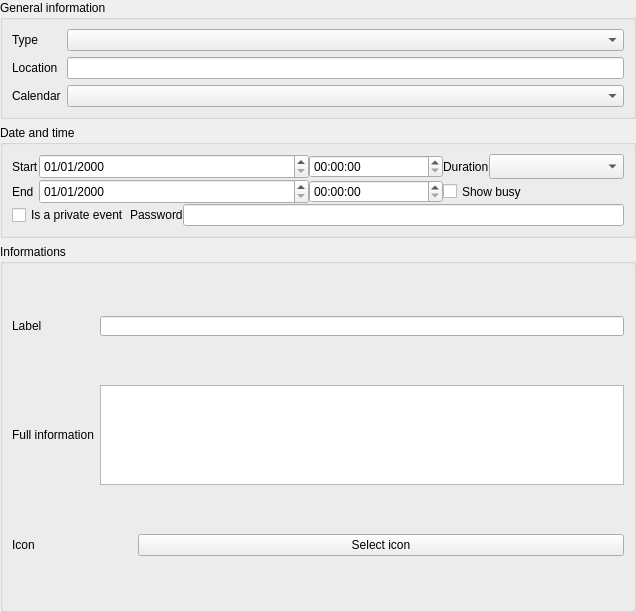
This is libs/calendar/item_editor_widget.ui in FreeHealth/freehealth as Qt 5 draws it before an edit. The edited form follows.
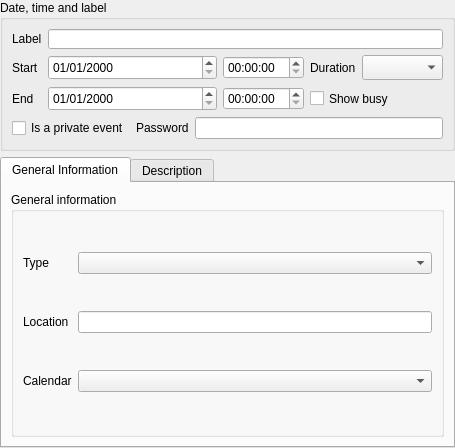
This is the edited form.

Commit message: Calendar: - limiting size of item editor dialog and viewer

What changed in the file:
```diff
--- a/libs/calendar/item_editor_widget.ui
+++ b/libs/calendar/item_editor_widget.ui
@@ -6,10 +6,16 @@
    <rect>
     <x>0</x>
     <y>0</y>
-    <width>636</width>
-    <height>612</height>
+    <width>455</width>
+    <height>448</height>
    </rect>
   </property>
+  <property name="sizePolicy">
+   <sizepolicy hsizetype="Preferred" vsizetype="Preferred">
+    <horstretch>0</horstretch>
+    <verstretch>0</verstretch>
+   </sizepolicy>
+  </property>
   <property name="windowTitle">
    <string>Form</string>
   </property>
@@ -17,55 +23,33 @@
    <property name="margin">
     <number>0</number>
    </property>
-   <item row="1" column="0">
-    <widget class="QGroupBox" name="groupBox">
-     <property name="title">
-      <string>General information</string>
-     </property>
-     <layout class="QGridLayout" name="gridLayout">
-      <item row="0" column="0">
-       <widget class="QLabel" name="label_8">
-        <property name="text">
-         <string>Type</string>
-        </property>
-       </widget>
-      </item>
-      <item row="0" column="2">
-       <widget class="QComboBox" name="typeCombo"/>
-      </item>
-      <item row="1" column="0">
-       <widget class="QLabel" name="label_9">
-        <property name="text">
-         <string>Location</string>
-        </property>
-       </widget>
-      </item>
-      <item row="1" column="2">
-       <widget class="QLineEdit" name="location"/>
-      </item>
-      <item row="2" column="0">
-       <widget class="QLabel" name="label_12">
-        <property name="text">
-         <string>Calendar</string>
-        </property>
-       </widget>
-      </item>
-      <item row="2" column="2">
-       <widget class="QComboBox" name="calendarCombo"/>
-      </item>
-     </layout>
-    </widget>
+   <item row="11" column="0">
+    <layout class="QVBoxLayout" name="endingLayout"/>
+   </item>
+   <item row="5" column="0">
+    <layout class="QVBoxLayout" name="afterDateTimeLayout">
+     <property name="spacing">
+      <number>0</number>
+     </property>
+    </layout>
+   </item>
+   <item row="3" column="0">
+    <layout class="QVBoxLayout" name="beforeDateTimeLayout">
+     <property name="spacing">
+      <number>0</number>
+     </property>
+    </layout>
    </item>
    <item row="4" column="0">
     <widget class="QGroupBox" name="groupBox_2">
      <property name="title">
-      <string>Date and time</string>
+      <string>Date, time and label</string>
      </property>
      <layout class="QGridLayout" name="gridLayout_2">
       <property name="spacing">
-       <number>0</number>
+       <number>-1</number>
       </property>
-      <item row="0" column="0">
+      <item row="2" column="0">
        <widget class="QLabel" name="label">
         <property name="sizePolicy">
          <sizepolicy hsizetype="Fixed" vsizetype="Preferred">
@@ -90,7 +74,7 @@
         </property>
        </widget>
       </item>
-      <item row="0" column="4">
+      <item row="2" column="4">
        <widget class="QLabel" name="label_3">
         <property name="sizePolicy">
          <sizepolicy hsizetype="Fixed" vsizetype="Preferred">
@@ -115,7 +99,7 @@
         </property>
        </widget>
       </item>
-      <item row="0" column="5">
+      <item row="2" column="5">
        <widget class="QComboBox" name="durationCombo">
         <property name="minimumSize">
          <size>
@@ -131,7 +115,7 @@
         </property>
        </widget>
       </item>
-      <item row="1" column="0">
+      <item row="3" column="0">
        <widget class="QLabel" name="label_2">
         <property name="sizePolicy">
          <sizepolicy hsizetype="Fixed" vsizetype="Preferred">
@@ -156,7 +140,7 @@
         </property>
        </widget>
       </item>
-      <item row="1" column="4" colspan="2">
+      <item row="3" column="4" colspan="2">
        <widget class="QCheckBox" name="busyCheck">
         <property name="minimumSize">
          <size>
@@ -175,7 +159,7 @@
         </property>
        </widget>
       </item>
-      <item row="0" column="1" colspan="2">
+      <item row="2" column="1" colspan="2">
        <widget class="QDateEdit" name="startDate">
         <property name="minimumSize">
          <size>
@@ -194,7 +178,7 @@
         </property>
        </widget>
       </item>
-      <item row="1" column="1" colspan="2">
+      <item row="3" column="1" colspan="2">
        <widget class="QDateEdit" name="endDate">
         <property name="minimumSize">
          <size>
@@ -213,13 +197,13 @@
         </property>
        </widget>
       </item>
-      <item row="0" column="3">
+      <item row="2" column="3">
        <widget class="QTimeEdit" name="startTime"/>
       </item>
-      <item row="1" column="3">
+      <item row="3" column="3">
        <widget class="QTimeEdit" name="endTime"/>
       </item>
-      <item row="2" column="0" colspan="6">
+      <item row="4" column="0" colspan="6">
        <layout class="QHBoxLayout" name="horizontalLayout">
         <item>
          <widget class="QCheckBox" name="privateCheck">
@@ -283,16 +267,23 @@
         </item>
        </layout>
       </item>
-     </layout>
-    </widget>
-   </item>
-   <item row="7" column="0">
-    <widget class="QGroupBox" name="groupBox_4">
-     <property name="title">
-      <string>Informations</string>
-     </property>
-     <layout class="QGridLayout" name="gridLayout_3">
-      <item row="0" column="0">
+      <item row="1" column="1" colspan="5">
+       <widget class="QLineEdit" name="eventLabel">
+        <property name="minimumSize">
+         <size>
+          <width>0</width>
+          <height>20</height>
+         </size>
+        </property>
+        <property name="maximumSize">
+         <size>
+          <width>16777215</width>
+          <height>20</height>
+         </size>
+        </property>
+       </widget>
+      </item>
+      <item row="1" column="0">
        <widget class="QLabel" name="label_5">
         <property name="sizePolicy">
          <sizepolicy hsizetype="Fixed" vsizetype="Preferred">
@@ -311,22 +302,88 @@
         </property>
        </widget>
       </item>
-      <item row="0" column="1" colspan="2">
-       <widget class="QLineEdit" name="eventLabel">
-        <property name="minimumSize">
-         <size>
-          <width>0</width>
-          <height>20</height>
-         </size>
-        </property>
-        <property name="maximumSize">
-         <size>
-          <width>16777215</width>
-          <height>20</height>
-         </size>
-        </property>
-       </widget>
-      </item>
+     </layout>
+    </widget>
+   </item>
+   <item row="6" column="0">
+    <widget class="QTabWidget" name="tabWidget">
+     <property name="currentIndex">
+      <number>0</number>
+     </property>
+     <widget class="QWidget" name="tab">
+      <attribute name="title">
+       <string>General Information</string>
+      </attribute>
+      <layout class="QGridLayout" name="gridLayout_5">
+       <item row="0" column="0">
+        <layout class="QVBoxLayout" name="beforeGeneralInformationLayout">
+         <property name="spacing">
+          <number>0</number>
+         </property>
+        </layout>
+       </item>
+       <item row="1" column="0">
+        <widget class="QGroupBox" name="generalInformationGroup">
+         <property name="title">
+          <string>General information</string>
+         </property>
+         <layout class="QGridLayout" name="gridLayout">
+          <item row="1" column="0">
+           <widget class="QLabel" name="label_8">
+            <property name="text">
+             <string>Type</string>
+            </property>
+           </widget>
+          </item>
+          <item row="1" column="2">
+           <widget class="QComboBox" name="typeCombo"/>
+          </item>
+          <item row="2" column="0">
+           <widget class="QLabel" name="label_9">
+            <property name="text">
+             <string>Location</string>
+            </property>
+           </widget>
+          </item>
+          <item row="2" column="2">
+           <widget class="QLineEdit" name="location"/>
+          </item>
+          <item row="3" column="0">
+           <widget class="QLabel" name="label_12">
+            <property name="text">
+             <string>Calendar</string>
+            </property>
+           </widget>
+          </item>
+          <item row="3" column="2">
+           <widget class="QComboBox" name="calendarCombo"/>
+          </item>
+         </layout>
+        </widget>
+       </item>
+       <item row="2" column="0">
+        <layout class="QVBoxLayout" name="afterGeneralInformationLayout">
+         <property name="spacing">
+          <number>0</number>
+         </property>
+        </layout>
+       </item>
+      </layout>
+     </widget>
+     <widget class="QWidget" name="tab_2">
+      <attribute name="title">
+       <string>Description</string>
+      </attribute>
+      <layout class="QGridLayout" name="gridLayout_6">
+       <item row="0" column="0">
+        <layout class="QVBoxLayout" name="beforeDescriptionLayout"/>
+       </item>
+       <item row="1" column="0">
+        <widget class="QGroupBox" name="descriptionGroup">
+         <property name="title">
+          <string>Extended description</string>
+         </property>
+         <layout class="QGridLayout" name="gridLayout_3">
       <item row="1" column="0">
        <widget class="QLabel" name="label_6">
         <property name="sizePolicy">
@@ -440,6 +497,17 @@
    </item>
    <item row="8" column="0">
     <layout class="QVBoxLayout" name="afterDescriptionLayout"/>
+       </item>
+      </layout>
+     </widget>
+    </widget>
+   </item>
+   <item row="0" column="0">
+    <layout class="QVBoxLayout" name="beginningLayout">
+     <property name="spacing">
+      <number>0</number>
+     </property>
+    </layout>
    </item>
   </layout>
  </widget>
```
Left out of the diff: 34 changed lines with no effect on the pictures. Lines whose indentation alone changed are shown as unchanged. The commit also changes 6 other files.
